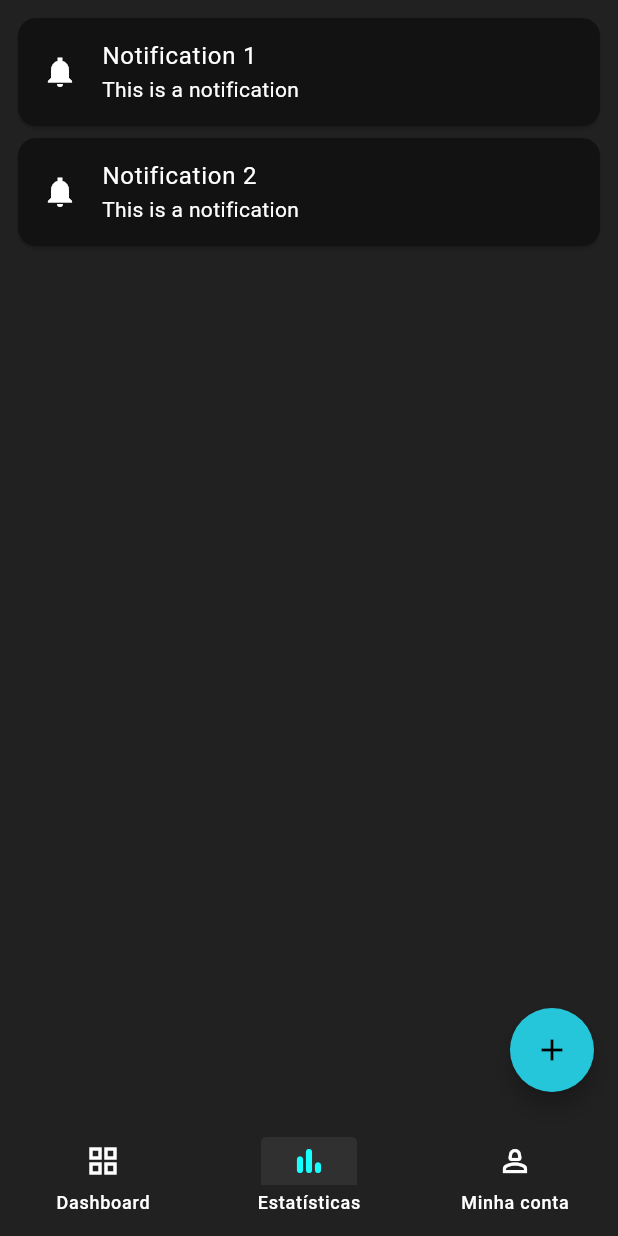
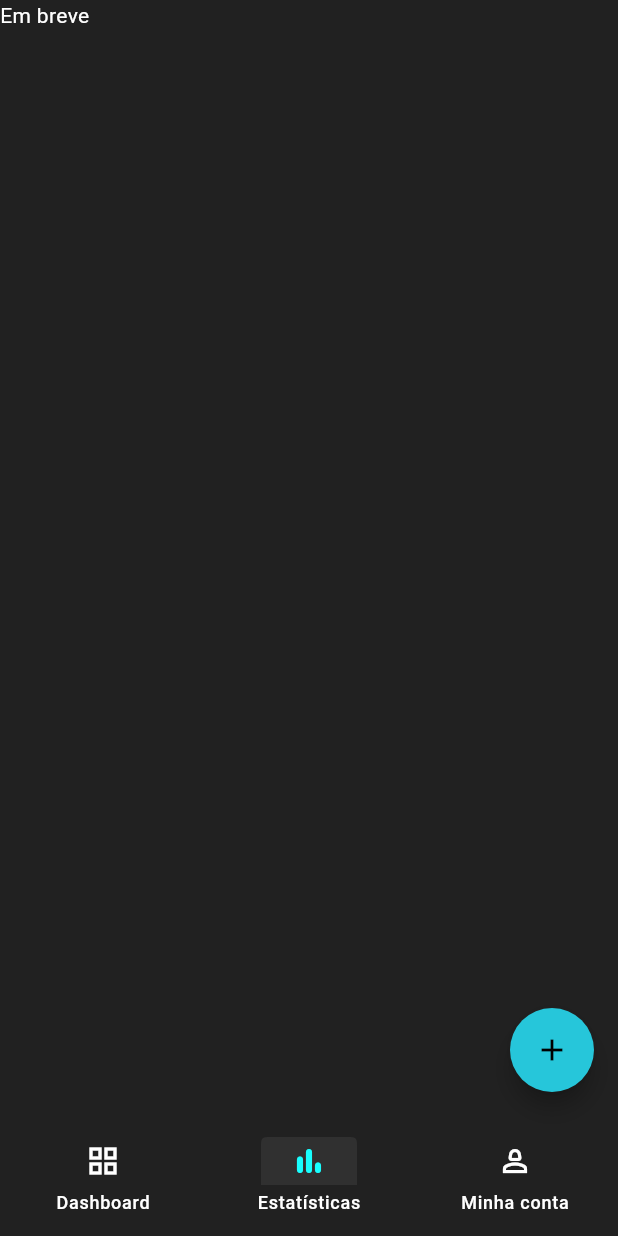
Before and after one commit to M0nicaVaz/duofinance, a Flutter app: the screen it shows after launch, item 2 of the bottom bar chosen, on a phone screen of 412 x 824 dp. Run offline on Flutter 3.47's test engine with Material 3 defaults, Android fonts, the phone set to English and light mode, and no system bars; our stand-ins replace flutter_slidable, go_router.

Commit message:
refacotr: removing unused code

```diff
--- a/lib/features/statistics/personal_page.dart
+++ b/lib/features/statistics/personal_page.dart
@@ -5,26 +5,9 @@ class PersonalPage extends StatelessWidget {
 
   @override
   Widget build(BuildContext context) {
-    return const Padding(
-      padding: EdgeInsets.all(8.0),
-      child: Column(
-        children: <Widget>[
-          Card(
-            child: ListTile(
-              leading: Icon(Icons.notifications_sharp),
-              title: Text('Notification 1'),
-              subtitle: Text('This is a notification'),
-            ),
-          ),
-          Card(
-            child: ListTile(
-              leading: Icon(Icons.notifications_sharp),
-              title: Text('Notification 2'),
-              subtitle: Text('This is a notification'),
-            ),
-          ),
-        ],
-      ),
+    return Container(
+      key: const Key("Statistics"),
+      child: const Text("Em breve"),
     );
   }
 }
```
Also changed, not shown: lib/features/settings/settings_page.dart (+3 -6 lines).
